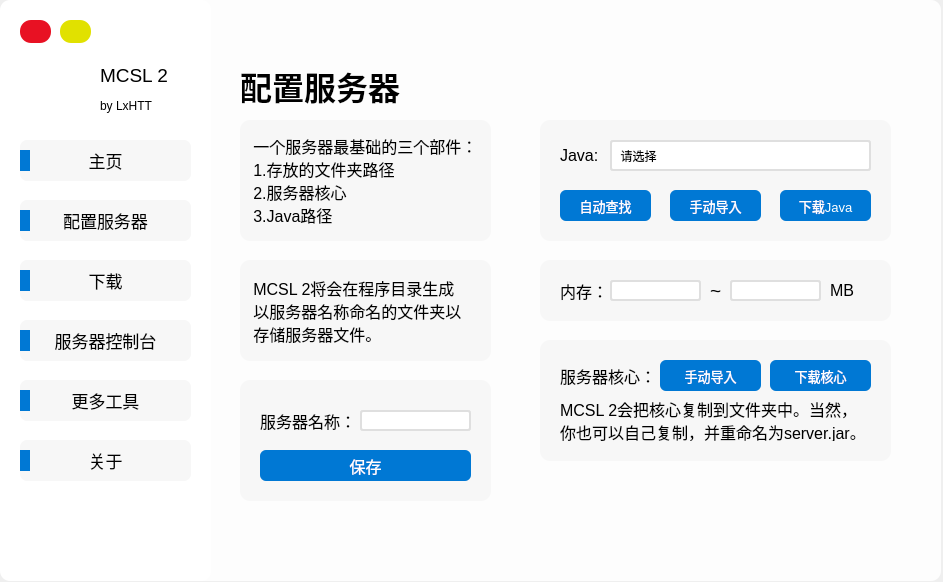
Before: the Qt Designer form resources/MCSL2_MainWindow.ui in MCSLTeam/MCSL2, drawn with Qt 5.
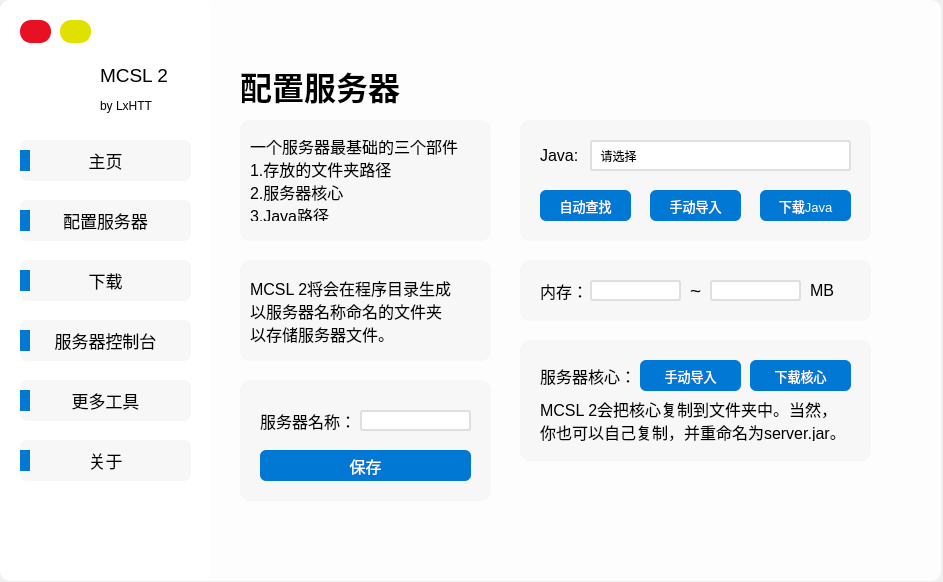
After: the same form once the commit is applied. The open tabs and pages were chosen to show the change. Icons and pictures are not drawn.

Commit message: 改UI逻辑

```diff
--- a/resources/MCSL2_MainWindow.ui
+++ b/resources/MCSL2_MainWindow.ui
@@ -906,587 +906,6 @@
        <string>配置服务器</string>
       </property>
      </widget>
-     <widget class="QLabel" name="ConfigTip1_Label">
-      <property name="geometry">
-       <rect>
-        <x>30</x>
-        <y>140</y>
-        <width>251</width>
-        <height>121</height>
-       </rect>
-      </property>
-      <property name="font">
-       <font>
-        <family>Microsoft YaHei UI</family>
-        <pointsize>12</pointsize>
-       </font>
-      </property>
-      <property name="autoFillBackground">
-       <bool>false</bool>
-      </property>
-      <property name="styleSheet">
-       <string notr="true">QLabel
-{
-	background-color: rgb(247, 247, 247);
-	border-radius: 10px
-}</string>
-      </property>
-      <property name="text">
-       <string>   一个服务器最基础的三个部件：
-   1.存放的文件夹路径
-   2.服务器核心
-   3.Java路径</string>
-      </property>
-     </widget>
-     <widget class="QLabel" name="ConfigTip2_Label">
-      <property name="geometry">
-       <rect>
-        <x>30</x>
-        <y>280</y>
-        <width>251</width>
-        <height>101</height>
-       </rect>
-      </property>
-      <property name="font">
-       <font>
-        <family>Microsoft YaHei UI</family>
-        <pointsize>12</pointsize>
-       </font>
-      </property>
-      <property name="autoFillBackground">
-       <bool>false</bool>
-      </property>
-      <property name="styleSheet">
-       <string notr="true">QLabel
-{
-	background-color: rgb(247, 247, 247);
-	border-radius: 10px
-}</string>
-      </property>
-      <property name="text">
-       <string>   MCSL 2将会在程序目录生成
-   以服务器名称命名的文件夹以
-   存储服务器文件。</string>
-      </property>
-     </widget>
-     <widget class="QLabel" name="Java_Label">
-      <property name="geometry">
-       <rect>
-        <x>350</x>
-        <y>160</y>
-        <width>71</width>
-        <height>31</height>
-       </rect>
-      </property>
-      <property name="font">
-       <font>
-        <family>Microsoft YaHei UI</family>
-        <pointsize>12</pointsize>
-       </font>
-      </property>
-      <property name="text">
-       <string>Java:</string>
-      </property>
-     </widget>
-     <widget class="QComboBox" name="Select_Java_ComboBox">
-      <property name="geometry">
-       <rect>
-        <x>400</x>
-        <y>160</y>
-        <width>261</width>
-        <height>31</height>
-       </rect>
-      </property>
-      <property name="font">
-       <font>
-        <family>Microsoft YaHei UI</family>
-        <pointsize>9</pointsize>
-       </font>
-      </property>
-      <property name="styleSheet">
-       <string notr="true">QComboBox {
-    border-radius: 3px;
-    padding: 1px 2px 1px 2px;
-    min-width: 9em;
-	border: 2px solid rgb(223, 223, 223);
-}
-QComboBox::drop-down
-{
-    subcontrol-origin: padding;
-    subcontrol-position: top right;
-    width: 20px;
-    border-left-color: rgb(223, 223, 223);
-    border-left-style: solid;
-    border-top-right-radius: 4px;
-    border-bottom-right-radius: 4px;
-}
-QComboBox::down-arrow
-{
-    border-image: url(:/MCSL2_Icon/QComboBox.png);
-}
-QComboBox QAbstractItemView
-{
-	border-radius: 10px;
-	background: rgba(255,255,255,1);
-    border: 1px solid rgba(228,228,228,1);
-    border-radius: 0px 0px 5px 5px;
-	font-size: 14px;
-    outline: 0px;
-}
-QComboBox QAbstractItemView::item
-{
-	border-radius: 7px;
-	font-size:25px;
-	color:#666667;
-	padding-left:9px;
-	background-color:#FFFFFF;
-	min-height: 33px;
-	min-width: 60px;
-}
-QComboBox QAbstractItemView::item:hover
-{
-	border-radius: 7px;
-	background-color: rgb(0, 120, 212);
-	color:#FFFFFF;
-}
-</string>
-      </property>
-      <item>
-       <property name="text">
-        <string>  请选择</string>
-       </property>
-      </item>
-      <item>
-       <property name="text">
-        <string>123</string>
-       </property>
-      </item>
-      <item>
-       <property name="text">
-        <string>123213</string>
-       </property>
-      </item>
-      <item>
-       <property name="text">
-        <string>2132132</string>
-       </property>
-      </item>
-     </widget>
-     <widget class="QLabel" name="Set_Java_Background">
-      <property name="geometry">
-       <rect>
-        <x>330</x>
-        <y>140</y>
-        <width>351</width>
-        <height>121</height>
-       </rect>
-      </property>
-      <property name="font">
-       <font>
-        <family>Microsoft YaHei UI</family>
-        <pointsize>12</pointsize>
-       </font>
-      </property>
-      <property name="autoFillBackground">
-       <bool>false</bool>
-      </property>
-      <property name="styleSheet">
-       <string notr="true">QLabel
-{
-	background-color: rgb(247, 247, 247);
-	border-radius: 10px
-}</string>
-      </property>
-      <property name="text">
-       <string/>
-      </property>
-     </widget>
-     <widget class="QPushButton" name="Auto_Find_Java_PushButton">
-      <property name="geometry">
-       <rect>
-        <x>350</x>
-        <y>210</y>
-        <width>91</width>
-        <height>31</height>
-       </rect>
-      </property>
-      <property name="font">
-       <font>
-        <family>Microsoft YaHei UI</family>
-        <pointsize>10</pointsize>
-       </font>
-      </property>
-      <property name="cursor">
-       <cursorShape>PointingHandCursor</cursorShape>
-      </property>
-      <property name="styleSheet">
-       <string notr="true">QPushButton
-{
-	background-color: rgb(0, 120, 212);
-	border-radius: 6px;
-	color: rgb(255, 255, 255);
-}
-QPushButton:hover
-{
-    background-color: rgb(0, 110, 212);
-	border-radius: 6px;
-    color: rgb(255, 255, 255);
-}
-QPushButton:pressed
-{
-    background-color: rgb(0, 100, 212);
-	border-radius: 6px;
-    color: rgb(255, 255, 255);
-}</string>
-      </property>
-      <property name="text">
-       <string>自动查找</string>
-      </property>
-      <property name="flat">
-       <bool>false</bool>
-      </property>
-     </widget>
-     <widget class="QPushButton" name="Manual_Select_Java_PushButton">
-      <property name="geometry">
-       <rect>
-        <x>460</x>
-        <y>210</y>
-        <width>91</width>
-        <height>31</height>
-       </rect>
-      </property>
-      <property name="font">
-       <font>
-        <family>Microsoft YaHei UI</family>
-        <pointsize>10</pointsize>
-       </font>
-      </property>
-      <property name="cursor">
-       <cursorShape>PointingHandCursor</cursorShape>
-      </property>
-      <property name="styleSheet">
-       <string notr="true">QPushButton
-{
-	background-color: rgb(0, 120, 212);
-	border-radius: 6px;
-	color: rgb(255, 255, 255);
-}
-QPushButton:hover
-{
-    background-color: rgb(0, 110, 212);
-	border-radius: 6px;
-    color: rgb(255, 255, 255);
-}
-QPushButton:pressed
-{
-    background-color: rgb(0, 100, 212);
-	border-radius: 6px;
-    color: rgb(255, 255, 255);
-}</string>
-      </property>
-      <property name="text">
-       <string>手动导入</string>
-      </property>
-      <property name="flat">
-       <bool>false</bool>
-      </property>
-     </widget>
-     <widget class="QPushButton" name="Download_Java_PushButton">
-      <property name="geometry">
-       <rect>
-        <x>570</x>
-        <y>210</y>
-        <width>91</width>
-        <height>31</height>
-       </rect>
-      </property>
-      <property name="font">
-       <font>
-        <family>Microsoft YaHei UI</family>
-        <pointsize>10</pointsize>
-       </font>
-      </property>
-      <property name="cursor">
-       <cursorShape>PointingHandCursor</cursorShape>
-      </property>
-      <property name="styleSheet">
-       <string notr="true">QPushButton
-{
-	background-color: rgb(0, 120, 212);
-	border-radius: 6px;
-	color: rgb(255, 255, 255);
-}
-QPushButton:hover
-{
-    background-color: rgb(0, 110, 212);
-	border-radius: 6px;
-    color: rgb(255, 255, 255);
-}
-QPushButton:pressed
-{
-    background-color: rgb(0, 100, 212);
-	border-radius: 6px;
-    color: rgb(255, 255, 255);
-}</string>
-      </property>
-      <property name="text">
-       <string>下载Java</string>
-      </property>
-      <property name="flat">
-       <bool>false</bool>
-      </property>
-     </widget>
-     <widget class="QLabel" name="Set_Memory_Background">
-      <property name="geometry">
-       <rect>
-        <x>330</x>
-        <y>280</y>
-        <width>351</width>
-        <height>61</height>
-       </rect>
-      </property>
-      <property name="font">
-       <font>
-        <family>Microsoft YaHei UI</family>
-        <pointsize>12</pointsize>
-       </font>
-      </property>
-      <property name="autoFillBackground">
-       <bool>false</bool>
-      </property>
-      <property name="styleSheet">
-       <string notr="true">QLabel
-{
-	background-color: rgb(247, 247, 247);
-	border-radius: 10px
-}</string>
-      </property>
-      <property name="text">
-       <string/>
-      </property>
-     </widget>
-     <widget class="QLabel" name="Memory_1_Label">
-      <property name="geometry">
-       <rect>
-        <x>350</x>
-        <y>290</y>
-        <width>71</width>
-        <height>41</height>
-       </rect>
-      </property>
-      <property name="font">
-       <font>
-        <family>Microsoft YaHei UI</family>
-        <pointsize>12</pointsize>
-       </font>
-      </property>
-      <property name="text">
-       <string>内存：</string>
-      </property>
-     </widget>
-     <widget class="QLineEdit" name="MinMemory_LineEdit">
-      <property name="geometry">
-       <rect>
-        <x>400</x>
-        <y>300</y>
-        <width>91</width>
-        <height>21</height>
-       </rect>
-      </property>
-      <property name="font">
-       <font>
-        <family>Microsoft YaHei UI</family>
-        <pointsize>9</pointsize>
-       </font>
-      </property>
-      <property name="styleSheet">
-       <string notr="true">QLineEdit
-{
-	border-radius: 3px;
-	border: 2px;
-	border-color: rgb(223, 223, 223);
-    border-style: solid;
-}
-</string>
-      </property>
-     </widget>
-     <widget class="QLabel" name="Memory_2_Label">
-      <property name="geometry">
-       <rect>
-        <x>500</x>
-        <y>290</y>
-        <width>21</width>
-        <height>41</height>
-       </rect>
-      </property>
-      <property name="font">
-       <font>
-        <family>Microsoft YaHei UI</family>
-        <pointsize>14</pointsize>
-       </font>
-      </property>
-      <property name="text">
-       <string>~</string>
-      </property>
-     </widget>
-     <widget class="QLineEdit" name="MaxMemory_LineEdit">
-      <property name="geometry">
-       <rect>
-        <x>520</x>
-        <y>300</y>
-        <width>91</width>
-        <height>21</height>
-       </rect>
-      </property>
-      <property name="font">
-       <font>
-        <family>Microsoft YaHei UI</family>
-        <pointsize>9</pointsize>
-       </font>
-      </property>
-      <property name="styleSheet">
-       <string notr="true">QLineEdit
-{
-	border-radius: 3px;
-	border: 2px;
-	border-color: rgb(223, 223, 223);
-    border-style: solid;
-}
-</string>
-      </property>
-     </widget>
-     <widget class="QLabel" name="Memory_Unit_Label">
-      <property name="geometry">
-       <rect>
-        <x>620</x>
-        <y>290</y>
-        <width>51</width>
-        <height>41</height>
-       </rect>
-      </property>
-      <property name="font">
-       <font>
-        <family>Microsoft YaHei UI</family>
-        <pointsize>12</pointsize>
-       </font>
-      </property>
-      <property name="text">
-       <string>MB</string>
-      </property>
-     </widget>
-     <widget class="QLabel" name="Set_Core_Background">
-      <property name="geometry">
-       <rect>
-        <x>330</x>
-        <y>360</y>
-        <width>351</width>
-        <height>121</height>
-       </rect>
-      </property>
-      <property name="font">
-       <font>
-        <family>Microsoft YaHei UI</family>
-        <pointsize>12</pointsize>
-       </font>
-      </property>
-      <property name="autoFillBackground">
-       <bool>false</bool>
-      </property>
-      <property name="styleSheet">
-       <string notr="true">QLabel
-{
-	background-color: rgb(247, 247, 247);
-	border-radius: 10px
-}</string>
-      </property>
-      <property name="text">
-       <string/>
-      </property>
-     </widget>
-     <widget class="QLabel" name="Core_Label">
-      <property name="geometry">
-       <rect>
-        <x>350</x>
-        <y>380</y>
-        <width>91</width>
-        <height>31</height>
-       </rect>
-      </property>
-      <property name="font">
-       <font>
-        <family>Microsoft YaHei UI</family>
-        <pointsize>12</pointsize>
-       </font>
-      </property>
-      <property name="text">
-       <string>服务器核心：</string>
-      </property>
-     </widget>
-     <widget class="QLabel" name="ConfigTip3_Label">
-      <property name="geometry">
-       <rect>
-        <x>350</x>
-        <y>420</y>
-        <width>311</width>
-        <height>41</height>
-       </rect>
-      </property>
-      <property name="font">
-       <font>
-        <family>Microsoft YaHei UI</family>
-        <pointsize>12</pointsize>
-       </font>
-      </property>
-      <property name="text">
-       <string>MCSL 2会把核心复制到文件夹中。当然，
-你也可以自己复制，并重命名为server.jar。</string>
-      </property>
-     </widget>
-     <widget class="QPushButton" name="Manual_Import_Core_PushButton">
-      <property name="geometry">
-       <rect>
-        <x>450</x>
-        <y>380</y>
-        <width>101</width>
-        <height>31</height>
-       </rect>
-      </property>
-      <property name="font">
-       <font>
-        <family>Microsoft YaHei UI</family>
-        <pointsize>10</pointsize>
-       </font>
-      </property>
-      <property name="cursor">
-       <cursorShape>PointingHandCursor</cursorShape>
-      </property>
-      <property name="styleSheet">
-       <string notr="true">QPushButton
-{
-	background-color: rgb(0, 120, 212);
-	border-radius: 6px;
-	color: rgb(255, 255, 255);
-}
-QPushButton:hover
-{
-    background-color: rgb(0, 110, 212);
-	border-radius: 6px;
-    color: rgb(255, 255, 255);
-}
-QPushButton:pressed
-{
-    background-color: rgb(0, 100, 212);
-	border-radius: 6px;
-    color: rgb(255, 255, 255);
-}</string>
-      </property>
-      <property name="text">
-       <string>手动导入</string>
-      </property>
-      <property name="flat">
-       <bool>false</bool>
-      </property>
-     </widget>
      <widget class="QLabel" name="Others_Background">
       <property name="geometry">
        <rect>
@@ -1606,27 +1025,125 @@
        <bool>false</bool>
       </property>
      </widget>
-     <widget class="QPushButton" name="Download_Core_PushButton">
+     <widget class="QWidget" name="ConfigTip1_Widget" native="true">
       <property name="geometry">
        <rect>
-        <x>560</x>
-        <y>380</y>
-        <width>101</width>
-        <height>31</height>
+        <x>30</x>
+        <y>140</y>
+        <width>251</width>
+        <height>121</height>
        </rect>
       </property>
-      <property name="font">
-       <font>
-        <family>Microsoft YaHei UI</family>
-        <pointsize>10</pointsize>
-       </font>
+      <property name="styleSheet">
+       <string notr="true">QWidget
+{
+	background-color: rgb(247, 247, 247);
+	border-radius: 10px
+}</string>
       </property>
-      <property name="cursor">
-       <cursorShape>PointingHandCursor</cursorShape>
+      <widget class="QLabel" name="ConfigTip1_Label">
+       <property name="geometry">
+        <rect>
+         <x>10</x>
+         <y>20</y>
+         <width>211</width>
+         <height>81</height>
+        </rect>
+       </property>
+       <property name="font">
+        <font>
+         <family>Microsoft YaHei UI</family>
+         <pointsize>12</pointsize>
+        </font>
+       </property>
+       <property name="autoFillBackground">
+        <bool>false</bool>
+       </property>
+       <property name="styleSheet">
+        <string notr="true"/>
+       </property>
+       <property name="text">
+        <string>一个服务器最基础的三个部件
+1.存放的文件夹路径
+2.服务器核心
+3.Java路径</string>
+       </property>
+      </widget>
+     </widget>
+     <widget class="QWidget" name="ConfigTip2_Widget" native="true">
+      <property name="geometry">
+       <rect>
+        <x>30</x>
+        <y>280</y>
+        <width>251</width>
+        <height>101</height>
+       </rect>
       </property>
       <property name="styleSheet">
-       <string notr="true">QPushButton
+       <string notr="true">QWidget
 {
+	background-color: rgb(247, 247, 247);
+	border-radius: 10px
+}</string>
+      </property>
+      <widget class="QLabel" name="ConfigTip2_Label">
+       <property name="geometry">
+        <rect>
+         <x>10</x>
+         <y>10</y>
+         <width>211</width>
+         <height>81</height>
+        </rect>
+       </property>
+       <property name="font">
+        <font>
+         <family>Microsoft YaHei UI</family>
+         <pointsize>12</pointsize>
+        </font>
+       </property>
+       <property name="autoFillBackground">
+        <bool>false</bool>
+       </property>
+       <property name="styleSheet">
+        <string notr="true"/>
+       </property>
+       <property name="text">
+        <string>MCSL 2将会在程序目录生成
+以服务器名称命名的文件夹
+以存储服务器文件。</string>
+       </property>
+      </widget>
+     </widget>
+     <widget class="QWidget" name="Configuration_Widget" native="true">
+      <property name="geometry">
+       <rect>
+        <x>310</x>
+        <y>140</y>
+        <width>351</width>
+        <height>341</height>
+       </rect>
+      </property>
+      <widget class="QPushButton" name="Download_Core_PushButton">
+       <property name="geometry">
+        <rect>
+         <x>230</x>
+         <y>240</y>
+         <width>101</width>
+         <height>31</height>
+        </rect>
+       </property>
+       <property name="font">
+        <font>
+         <family>Microsoft YaHei UI</family>
+         <pointsize>10</pointsize>
+        </font>
+       </property>
+       <property name="cursor">
+        <cursorShape>PointingHandCursor</cursorShape>
+       </property>
+       <property name="styleSheet">
+        <string notr="true">QPushButton
+{
 	background-color: rgb(0, 120, 212);
 	border-radius: 6px;
 	color: rgb(255, 255, 255);
@@ -1643,13 +1160,552 @@
 	border-radius: 6px;
     color: rgb(255, 255, 255);
 }</string>
-      </property>
-      <property name="text">
-       <string>下载核心</string>
-      </property>
-      <property name="flat">
-       <bool>false</bool>
-      </property>
+       </property>
+       <property name="text">
+        <string>下载核心</string>
+       </property>
+       <property name="flat">
+        <bool>false</bool>
+       </property>
+      </widget>
+      <widget class="QPushButton" name="Download_Java_PushButton">
+       <property name="geometry">
+        <rect>
+         <x>240</x>
+         <y>70</y>
+         <width>91</width>
+         <height>31</height>
+        </rect>
+       </property>
+       <property name="font">
+        <font>
+         <family>Microsoft YaHei UI</family>
+         <pointsize>10</pointsize>
+        </font>
+       </property>
+       <property name="cursor">
+        <cursorShape>PointingHandCursor</cursorShape>
+       </property>
+       <property name="styleSheet">
+        <string notr="true">QPushButton
+{
+	background-color: rgb(0, 120, 212);
+	border-radius: 6px;
+	color: rgb(255, 255, 255);
+}
+QPushButton:hover
+{
+    background-color: rgb(0, 110, 212);
+	border-radius: 6px;
+    color: rgb(255, 255, 255);
+}
+QPushButton:pressed
+{
+    background-color: rgb(0, 100, 212);
+	border-radius: 6px;
+    color: rgb(255, 255, 255);
+}</string>
+       </property>
+       <property name="text">
+        <string>下载Java</string>
+       </property>
+       <property name="flat">
+        <bool>false</bool>
+       </property>
+      </widget>
+      <widget class="QPushButton" name="Manual_Import_Core_PushButton">
+       <property name="geometry">
+        <rect>
+         <x>120</x>
+         <y>240</y>
+         <width>101</width>
+         <height>31</height>
+        </rect>
+       </property>
+       <property name="font">
+        <font>
+         <family>Microsoft YaHei UI</family>
+         <pointsize>10</pointsize>
+        </font>
+       </property>
+       <property name="cursor">
+        <cursorShape>PointingHandCursor</cursorShape>
+       </property>
+       <property name="styleSheet">
+        <string notr="true">QPushButton
+{
+	background-color: rgb(0, 120, 212);
+	border-radius: 6px;
+	color: rgb(255, 255, 255);
+}
+QPushButton:hover
+{
+    background-color: rgb(0, 110, 212);
+	border-radius: 6px;
+    color: rgb(255, 255, 255);
+}
+QPushButton:pressed
+{
+    background-color: rgb(0, 100, 212);
+	border-radius: 6px;
+    color: rgb(255, 255, 255);
+}</string>
+       </property>
+       <property name="text">
+        <string>手动导入</string>
+       </property>
+       <property name="flat">
+        <bool>false</bool>
+       </property>
+      </widget>
+      <widget class="QPushButton" name="Manual_Select_Java_PushButton">
+       <property name="geometry">
+        <rect>
+         <x>130</x>
+         <y>70</y>
+         <width>91</width>
+         <height>31</height>
+        </rect>
+       </property>
+       <property name="font">
+        <font>
+         <family>Microsoft YaHei UI</family>
+         <pointsize>10</pointsize>
+        </font>
+       </property>
+       <property name="cursor">
+        <cursorShape>PointingHandCursor</cursorShape>
+       </property>
+       <property name="styleSheet">
+        <string notr="true">QPushButton
+{
+	background-color: rgb(0, 120, 212);
+	border-radius: 6px;
+	color: rgb(255, 255, 255);
+}
+QPushButton:hover
+{
+    background-color: rgb(0, 110, 212);
+	border-radius: 6px;
+    color: rgb(255, 255, 255);
+}
+QPushButton:pressed
+{
+    background-color: rgb(0, 100, 212);
+	border-radius: 6px;
+    color: rgb(255, 255, 255);
+}</string>
+       </property>
+       <property name="text">
+        <string>手动导入</string>
+       </property>
+       <property name="flat">
+        <bool>false</bool>
+       </property>
+      </widget>
+      <widget class="QComboBox" name="Select_Java_ComboBox">
+       <property name="geometry">
+        <rect>
+         <x>70</x>
+         <y>20</y>
+         <width>261</width>
+         <height>31</height>
+        </rect>
+       </property>
+       <property name="font">
+        <font>
+         <family>Microsoft YaHei UI</family>
+         <pointsize>9</pointsize>
+        </font>
+       </property>
+       <property name="styleSheet">
+        <string notr="true">QComboBox {
+    border-radius: 3px;
+    padding: 1px 2px 1px 2px;
+    min-width: 9em;
+	border: 2px solid rgb(223, 223, 223);
+}
+QComboBox::drop-down
+{
+    subcontrol-origin: padding;
+    subcontrol-position: top right;
+    width: 20px;
+    border-left-color: rgb(223, 223, 223);
+    border-left-style: solid;
+    border-top-right-radius: 4px;
+    border-bottom-right-radius: 4px;
+}
+QComboBox::down-arrow
+{
+    border-image: url(:/MCSL2_Icon/QComboBox.png);
+}
+QComboBox QAbstractItemView
+{
+	border-radius: 10px;
+	background: rgba(255,255,255,1);
+    border: 1px solid rgba(228,228,228,1);
+    border-radius: 0px 0px 5px 5px;
+	font-size: 14px;
+    outline: 0px;
+}
+QComboBox QAbstractItemView::item
+{
+	border-radius: 7px;
+	font-size:25px;
+	color:#666667;
+	padding-left:9px;
+	background-color:#FFFFFF;
+	min-height: 33px;
+	min-width: 60px;
+}
+QComboBox QAbstractItemView::item:hover
+{
+	border-radius: 7px;
+	background-color: rgb(0, 120, 212);
+	color:#FFFFFF;
+}
+</string>
+       </property>
+       <item>
+        <property name="text">
+         <string>  请选择</string>
+        </property>
+       </item>
+       <item>
+        <property name="text">
+         <string>123</string>
+        </property>
+       </item>
+       <item>
+        <property name="text">
+         <string>123213</string>
+        </property>
+       </item>
+       <item>
+        <property name="text">
+         <string>2132132</string>
+        </property>
+       </item>
+      </widget>
+      <widget class="QLabel" name="Set_Core_Background">
+       <property name="geometry">
+        <rect>
+         <x>0</x>
+         <y>220</y>
+         <width>351</width>
+         <height>121</height>
+        </rect>
+       </property>
+       <property name="font">
+        <font>
+         <family>Microsoft YaHei UI</family>
+         <pointsize>12</pointsize>
+        </font>
+       </property>
+       <property name="autoFillBackground">
+        <bool>false</bool>
+       </property>
+       <property name="styleSheet">
+        <string notr="true">QLabel
+{
+	background-color: rgb(247, 247, 247);
+	border-radius: 10px
+}</string>
+       </property>
+       <property name="text">
+        <string/>
+       </property>
+      </widget>
+      <widget class="QLabel" name="Set_Java_Background">
+       <property name="geometry">
+        <rect>
+         <x>0</x>
+         <y>0</y>
+         <width>351</width>
+         <height>121</height>
+        </rect>
+       </property>
+       <property name="font">
+        <font>
+         <family>Microsoft YaHei UI</family>
+         <pointsize>12</pointsize>
+        </font>
+       </property>
+       <property name="autoFillBackground">
+        <bool>false</bool>
+       </property>
+       <property name="styleSheet">
+        <string notr="true">QLabel
+{
+	background-color: rgb(247, 247, 247);
+	border-radius: 10px
+}</string>
+       </property>
+       <property name="text">
+        <string/>
+       </property>
+      </widget>
+      <widget class="QLabel" name="Memory_1_Label">
+       <property name="geometry">
+        <rect>
+         <x>20</x>
+         <y>150</y>
+         <width>71</width>
+         <height>41</height>
+        </rect>
+       </property>
+       <property name="font">
+        <font>
+         <family>Microsoft YaHei UI</family>
+         <pointsize>12</pointsize>
+        </font>
+       </property>
+       <property name="text">
+        <string>内存：</string>
+       </property>
+      </widget>
+      <widget class="QLineEdit" name="MinMemory_LineEdit">
+       <property name="geometry">
+        <rect>
+         <x>70</x>
+         <y>160</y>
+         <width>91</width>
+         <height>21</height>
+        </rect>
+       </property>
+       <property name="font">
+        <font>
+         <family>Microsoft YaHei UI</family>
+         <pointsize>9</pointsize>
+        </font>
+       </property>
+       <property name="styleSheet">
+        <string notr="true">QLineEdit
+{
+	border-radius: 3px;
+	border: 2px;
+	border-color: rgb(223, 223, 223);
+    border-style: solid;
+}
+</string>
+       </property>
+      </widget>
+      <widget class="QLabel" name="Set_Memory_Background">
+       <property name="geometry">
+        <rect>
+         <x>0</x>
+         <y>140</y>
+         <width>351</width>
+         <height>61</height>
+        </rect>
+       </property>
+       <property name="font">
+        <font>
+         <family>Microsoft YaHei UI</family>
+         <pointsize>12</pointsize>
+        </font>
+       </property>
+       <property name="autoFillBackground">
+        <bool>false</bool>
+       </property>
+       <property name="styleSheet">
+        <string notr="true">QLabel
+{
+	background-color: rgb(247, 247, 247);
+	border-radius: 10px
+}</string>
+       </property>
+       <property name="text">
+        <string/>
+       </property>
+      </widget>
+      <widget class="QLabel" name="ConfigTip3_Label">
+       <property name="geometry">
+        <rect>
+         <x>20</x>
+         <y>280</y>
+         <width>311</width>
+         <height>41</height>
+        </rect>
+       </property>
+       <property name="font">
+        <font>
+         <family>Microsoft YaHei UI</family>
+         <pointsize>12</pointsize>
+        </font>
+       </property>
+       <property name="styleSheet">
+        <string notr="true"/>
+       </property>
+       <property name="text">
+        <string>MCSL 2会把核心复制到文件夹中。当然，
+你也可以自己复制，并重命名为server.jar。</string>
+       </property>
+      </widget>
+      <widget class="QLabel" name="Java_Label">
+       <property name="geometry">
+        <rect>
+         <x>20</x>
+         <y>20</y>
+         <width>71</width>
+         <height>31</height>
+        </rect>
+       </property>
+       <property name="font">
+        <font>
+         <family>Microsoft YaHei UI</family>
+         <pointsize>12</pointsize>
+        </font>
+       </property>
+       <property name="text">
+        <string>Java:</string>
+       </property>
+      </widget>
+      <widget class="QLineEdit" name="MaxMemory_LineEdit">
+       <property name="geometry">
+        <rect>
+         <x>190</x>
+         <y>160</y>
+         <width>91</width>
+         <height>21</height>
+        </rect>
+       </property>
+       <property name="font">
+        <font>
+         <family>Microsoft YaHei UI</family>
+         <pointsize>9</pointsize>
+        </font>
+       </property>
+       <property name="styleSheet">
+        <string notr="true">QLineEdit
+{
+	border-radius: 3px;
+	border: 2px;
+	border-color: rgb(223, 223, 223);
+    border-style: solid;
+}
+</string>
+       </property>
+      </widget>
+      <widget class="QLabel" name="Memory_2_Label">
+       <property name="geometry">
+        <rect>
+         <x>170</x>
+         <y>150</y>
+         <width>21</width>
+         <height>41</height>
+        </rect>
+       </property>
+       <property name="font">
+        <font>
+         <family>Microsoft YaHei UI</family>
+         <pointsize>14</pointsize>
+        </font>
+       </property>
+       <property name="text">
+        <string>~</string>
+       </property>
+      </widget>
+      <widget class="QLabel" name="Core_Label">
+       <property name="geometry">
+        <rect>
+         <x>20</x>
+         <y>240</y>
+         <width>91</width>
+         <height>31</height>
+        </rect>
+       </property>
+       <property name="font">
+        <font>
+         <family>Microsoft YaHei UI</family>
+         <pointsize>12</pointsize>
+        </font>
+       </property>
+       <property name="text">
+        <string>服务器核心：</string>
+       </property>
+      </widget>
+      <widget class="QPushButton" name="Auto_Find_Java_PushButton">
+       <property name="geometry">
+        <rect>
+         <x>20</x>
+         <y>70</y>
+         <width>91</width>
+         <height>31</height>
+        </rect>
+       </property>
+       <property name="font">
+        <font>
+         <family>Microsoft YaHei UI</family>
+         <pointsize>10</pointsize>
+        </font>
+       </property>
+       <property name="cursor">
+        <cursorShape>PointingHandCursor</cursorShape>
+       </property>
+       <property name="styleSheet">
+        <string notr="true">QPushButton
+{
+	background-color: rgb(0, 120, 212);
+	border-radius: 6px;
+	color: rgb(255, 255, 255);
+}
+QPushButton:hover
+{
+    background-color: rgb(0, 110, 212);
+	border-radius: 6px;
+    color: rgb(255, 255, 255);
+}
+QPushButton:pressed
+{
+    background-color: rgb(0, 100, 212);
+	border-radius: 6px;
+    color: rgb(255, 255, 255);
+}</string>
+       </property>
+       <property name="text">
+        <string>自动查找</string>
+       </property>
+       <property name="flat">
+        <bool>false</bool>
+       </property>
+      </widget>
+      <widget class="QLabel" name="Memory_Unit_Label">
+       <property name="geometry">
+        <rect>
+         <x>290</x>
+         <y>150</y>
+         <width>51</width>
+         <height>41</height>
+        </rect>
+       </property>
+       <property name="font">
+        <font>
+         <family>Microsoft YaHei UI</family>
+         <pointsize>12</pointsize>
+        </font>
+       </property>
+       <property name="text">
+        <string>MB</string>
+       </property>
+      </widget>
+      <zorder>Set_Core_Background</zorder>
+      <zorder>Set_Memory_Background</zorder>
+      <zorder>Set_Java_Background</zorder>
+      <zorder>Download_Core_PushButton</zorder>
+      <zorder>Download_Java_PushButton</zorder>
+      <zorder>Manual_Import_Core_PushButton</zorder>
+      <zorder>Manual_Select_Java_PushButton</zorder>
+      <zorder>Select_Java_ComboBox</zorder>
+      <zorder>Memory_1_Label</zorder>
+      <zorder>MinMemory_LineEdit</zorder>
+      <zorder>ConfigTip3_Label</zorder>
+      <zorder>Java_Label</zorder>
+      <zorder>MaxMemory_LineEdit</zorder>
+      <zorder>Memory_2_Label</zorder>
+      <zorder>Core_Label</zorder>
+      <zorder>Auto_Find_Java_PushButton</zorder>
+      <zorder>Memory_Unit_Label</zorder>
      </widget>
      <zorder>Set_Java_Background</zorder>
      <zorder>Config_Label</zorder>
```
Left out of the diff: 559 changed lines with no effect on the pictures. The commit also changes 2 other files.
